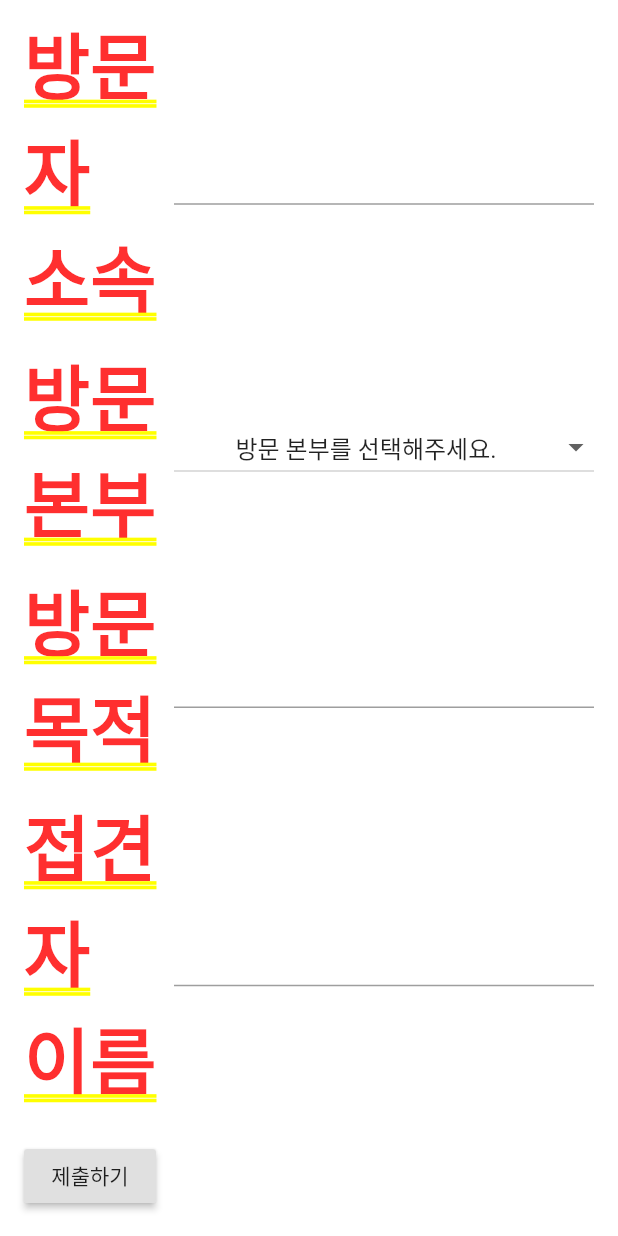
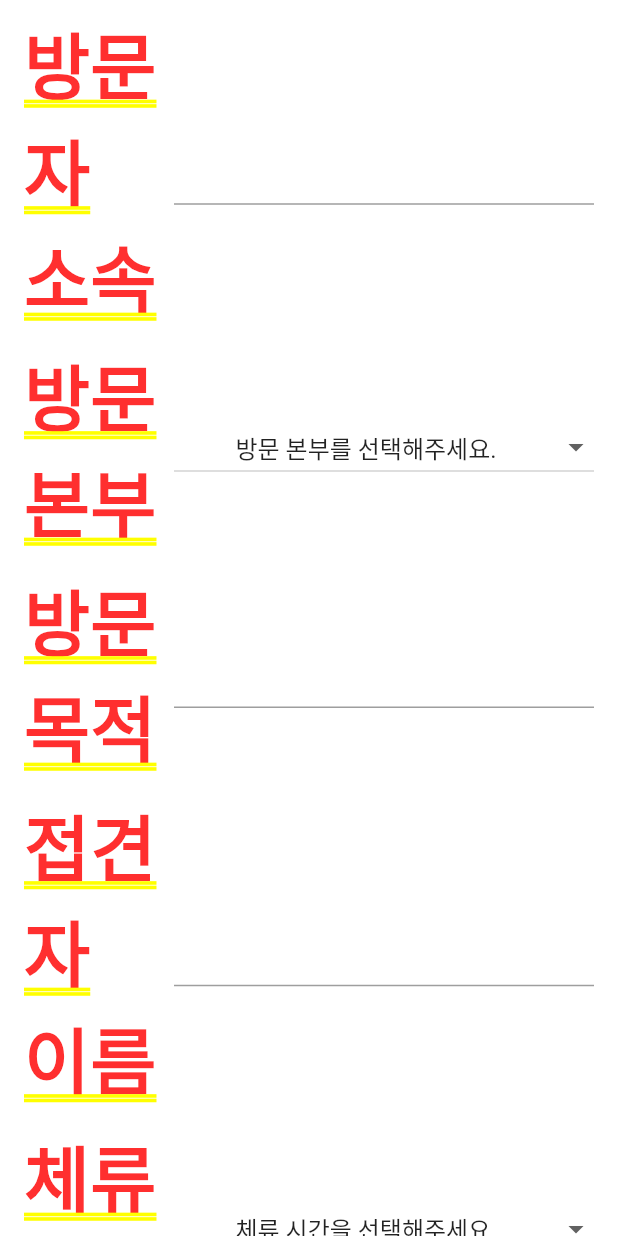
Before and after one commit to bonchangkoo/VisitorManagementApp, a Flutter app: the MyCustomForm screen opened by its route, scrolled down 369 dp, on a phone screen of 412 x 824 dp. Run offline on Flutter 3.47's test engine with Material 2 defaults, Android fonts, the phone set to English and light mode, and no system bars; our stand-ins replace fluttertoast, splashscreen; network calls fail.

Commit message:
체류 시간 드롭다운 형식으로 추가

```diff
--- a/lib/main.dart
+++ b/lib/main.dart
@@ -88,6 +88,19 @@ class MyCustomFormState extends State<MyCustomForm> {
     '홍보실',
     '플라이하이TF본부',
     '푸드플라이'
+  ];
+
+  String dropDownResidenceTimeValue = "체류 시간을 선택해주세요.";
+  var residenceTimeItems = <String>[
+    '체류 시간을 선택해주세요.',
+    '1시간',
+    '2시간',
+    '3시간',
+    '4시간',
+    '5시간',
+    '6시간',
+    '7시간',
+    '종일'
   ];
 
   @override
@@ -232,6 +245,39 @@ class MyCustomFormState extends State<MyCustomForm> {
                         ))
                   ])),
               Padding(
+                padding:
+                const EdgeInsets.symmetric(vertical: 4.0, horizontal: 16.0),
+                child: Row(
+                  children: <Widget>[
+                    Container(
+                      width: 100,
+                      child: Text("체류 시간"),
+                    ),
+                    Expanded(
+                      child: DropdownButton<String>(
+                        value: dropDownResidenceTimeValue,
+                        onChanged: (String newValue) {
+                          setState(() {
+                            dropDownResidenceTimeValue = newValue;
+                          });
+                        },
+                        items:
+                        residenceTimeItems.map<DropdownMenuItem<String>>((String value) {
+                          return DropdownMenuItem<String>(
+                            value: value,
+                            child: SizedBox(
+                              width: 300,
+                              child: Text(value, textAlign: TextAlign.center),
+                            ),
+                          );
+                        }).toList(),
+                        isExpanded: true,
+                      ),
+                    )
+                  ],
+                ),
+              ),
+              Padding(
                 padding: const EdgeInsets.symmetric(
                     vertical: 16.0, horizontal: 16.0),
                 child: RaisedButton(
@@ -248,7 +294,16 @@ class MyCustomFormState extends State<MyCustomForm> {
                           textColor: Colors.white,
                           fontSize: 16.0
                       );
-
+                    } else if(dropDownResidenceTimeValue == residenceTimeItems[0]) {
+                      Fluttertoast.showToast(
+                          msg: dropDownResidenceTimeValue,
+                          toastLength: Toast.LENGTH_SHORT,
+                          gravity: ToastGravity.CENTER,
+                          timeInSecForIos: 1,
+                          backgroundColor: Colors.red,
+                          textColor: Colors.white,
+                          fontSize: 16.0
+                      );
                     } else if (_formKey.currentState.validate()) {
                       // If the form is valid, display a Snackbar.
                       Scaffold.of(context)
```
